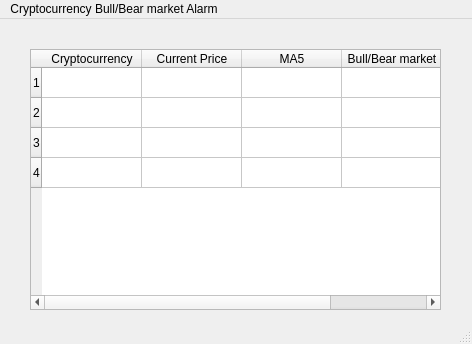
Old version of the form Bull-Bear market Alarm 001.ui in the repository Cevastian/Python-Developer-start-today.
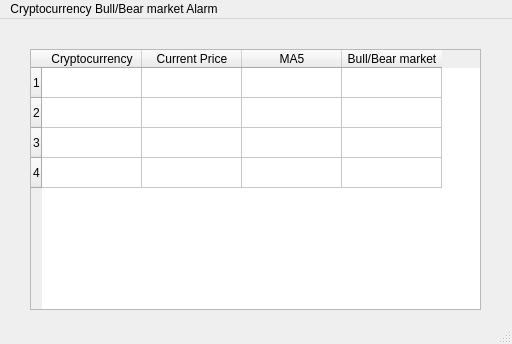
New version of the form.

Commit message:
GUI Bull market alarm exercises
GUI Bull market alarm exercises using threads with PyQt5, pybithumb, time, sys modules.

The edit to the form file:
```diff
--- a/Bull-Bear market Alarm 001.ui
+++ b/Bull-Bear market Alarm 001.ui
@@ -6,7 +6,7 @@
    <rect>
     <x>0</x>
     <y>0</y>
-    <width>472</width>
+    <width>512</width>
     <height>344</height>
    </rect>
   </property>
@@ -19,7 +19,7 @@
      <rect>
       <x>30</x>
       <y>30</y>
-      <width>411</width>
+      <width>451</width>
       <height>261</height>
      </rect>
     </property>
@@ -57,7 +57,7 @@
     <rect>
      <x>0</x>
      <y>0</y>
-     <width>472</width>
+     <width>512</width>
      <height>21</height>
     </rect>
    </property>
```
The commit also changes 5 other files.
